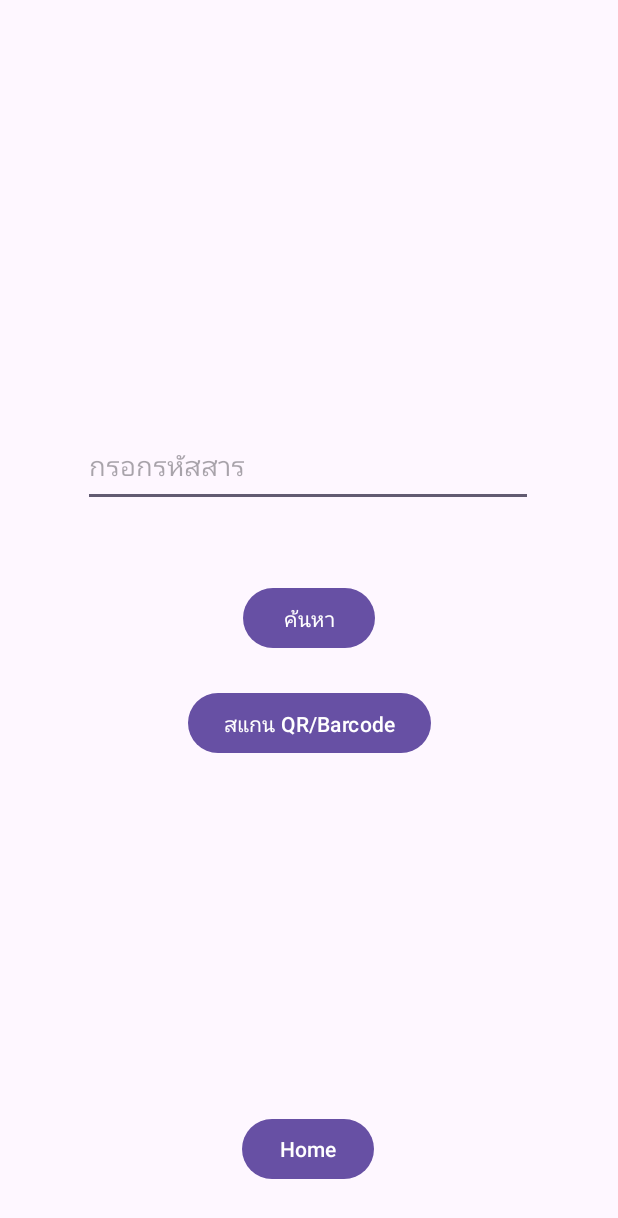
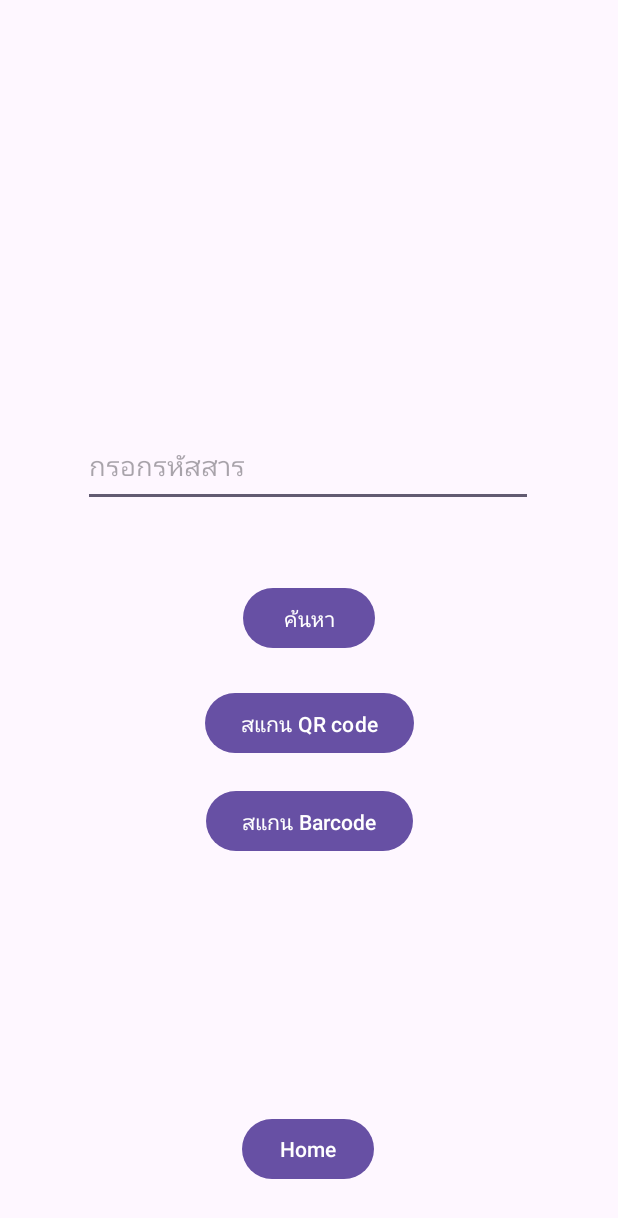
Before and after one commit to sh1ftrz/ChemScan_Functional_DEMO, an Android app: the ScanOrSearchActivity screen opened directly, with no data from a screen before it, on a phone screen of 412 x 824 dp. Shown: the top 1218 px of the screen. Run offline under Robolectric (Android 15) with nearby library versions, the phone set to English and light mode, and no system bars; libraries missing offline, so code that uses them is left out: com.journeyapps.barcodescanner.

Commit message:
Update 0.3 (Barcode)

```diff
--- a/app/src/main/res/layout/activity_scan_or_search.xml
+++ b/app/src/main/res/layout/activity_scan_or_search.xml
@@ -46,11 +46,22 @@
         android:id="@+id/btnScan"
         android:layout_width="wrap_content"
         android:layout_height="wrap_content"
-        android:text="สแกน QR/Barcode"
+        android:text="สแกน QR code"
         app:layout_constraintBottom_toBottomOf="parent"
         app:layout_constraintEnd_toEndOf="parent"
         app:layout_constraintStart_toStartOf="parent"
         app:layout_constraintTop_toTopOf="parent"
         app:layout_constraintVertical_bias="0.59" />
 
+    <Button
+        android:id="@+id/btnScanBarcode"
+        android:layout_width="wrap_content"
+        android:layout_height="wrap_content"
+        android:text="สแกน Barcode"
+        app:layout_constraintBottom_toBottomOf="parent"
+        app:layout_constraintEnd_toEndOf="parent"
+        app:layout_constraintStart_toStartOf="parent"
+        app:layout_constraintTop_toTopOf="parent"
+        app:layout_constraintVertical_bias="0.674" />
+
 </androidx.constraintlayout.widget.ConstraintLayout>
```
Also changed, not shown: app/src/main/java/com/example/chemapp30/ScanOrSearchActivity.java (+63 -16 lines).
